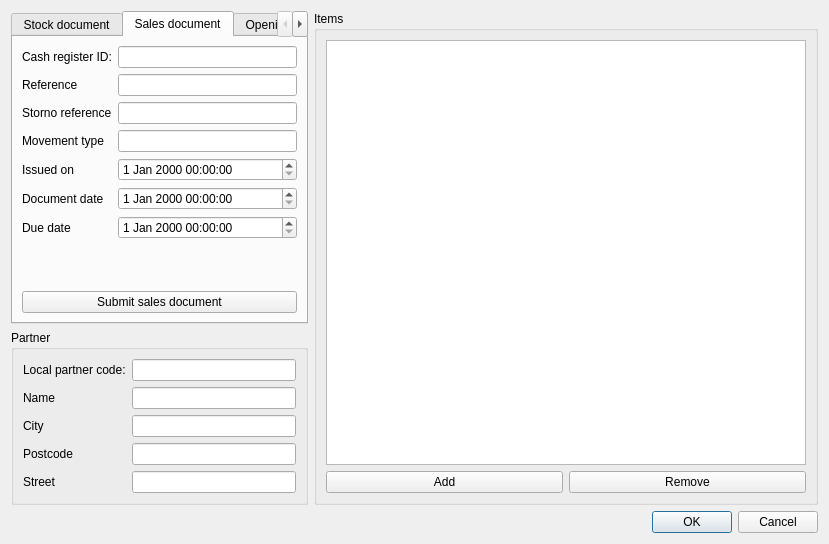
Old version of the form dialogndnmovementtester.ui in the repository martonmiklos/ndn_tester.
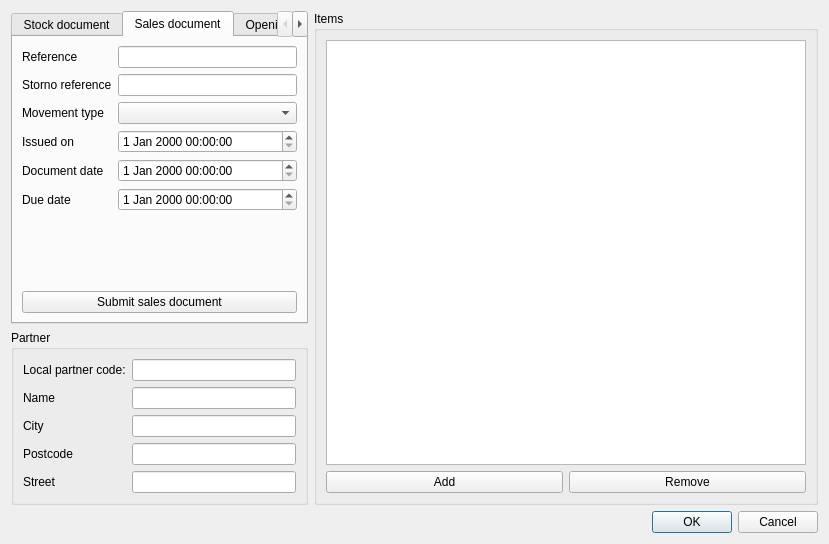
New version of the form. Custom widgets are drawn as their Qt base class.

Commit message: - Working on sales document upload - Movement tester add product dialog fills the latest price

What changed in the file:
```diff
--- a/dialogndnmovementtester.ui
+++ b/dialogndnmovementtester.ui
@@ -139,75 +139,85 @@
           <enum>QFormLayout::AllNonFixedFieldsGrow</enum>
          </property>
          <item row="0" column="0">
-          <widget class="QLabel" name="cashRegisterIDLabel">
-           <property name="text">
-            <string>Cash register ID:</string>
-           </property>
-          </widget>
-         </item>
-         <item row="0" column="1">
-          <widget class="QLineEdit" name="cashRegisterIDLineEdit"/>
-         </item>
-         <item row="1" column="0">
           <widget class="QLabel" name="referenceLabel_2">
            <property name="text">
             <string>Reference</string>
            </property>
           </widget>
          </item>
-         <item row="1" column="1">
-          <widget class="QLineEdit" name="salesReferenceLineEdit"/>
+         <item row="0" column="1">
+          <widget class="QLineEdit" name="salesDocumentReferenceLineEdit"/>
          </item>
-         <item row="2" column="0">
+         <item row="1" column="0">
           <widget class="QLabel" name="stornoReferenceLabel_2">
            <property name="text">
             <string>Storno reference</string>
            </property>
           </widget>
          </item>
-         <item row="2" column="1">
+         <item row="1" column="1">
           <widget class="QLineEdit" name="salesStornoReferenceLineEdit"/>
          </item>
-         <item row="3" column="0">
+         <item row="2" column="0">
           <widget class="QLabel" name="movementTypeLabel_2">
            <property name="text">
             <string>Movement type</string>
            </property>
           </widget>
          </item>
-         <item row="3" column="1">
-          <widget class="QLineEdit" name="salesMovementTypeLineEdit"/>
-         </item>
-         <item row="4" column="0">
+         <item row="3" column="0">
           <widget class="QLabel" name="issuedOnLabel_2">
            <property name="text">
             <string>Issued on</string>
            </property>
           </widget>
          </item>
-         <item row="4" column="1">
-          <widget class="QDateTimeEdit" name="salesIssuedOnDateTimeEdit"/>
+         <item row="3" column="1">
+          <widget class="QDateTimeEdit" name="salesDocumentIssuedOnDateTimeEdit"/>
          </item>
-         <item row="5" column="0">
+         <item row="4" column="0">
           <widget class="QLabel" name="documentDateLabel_2">
            <property name="text">
             <string>Document date</string>
            </property>
           </widget>
          </item>
-         <item row="5" column="1">
+         <item row="4" column="1">
           <widget class="QDateTimeEdit" name="salesDocumentDateDateTimeEdit"/>
          </item>
-         <item row="6" column="0">
+         <item row="5" column="0">
           <widget class="QLabel" name="dueDateLabel">
            <property name="text">
             <string>Due date</string>
            </property>
           </widget>
          </item>
-         <item row="6" column="1">
+         <item row="5" column="1">
           <widget class="QDateTimeEdit" name="dueDateDateTimeEdit"/>
          </item>
+         <item row="6" column="1">
+          <spacer name="verticalSpacer">
+           <property name="orientation">
+            <enum>Qt::Vertical</enum>
+           </property>
+           <property name="sizeHint" stdset="0">
+            <size>
+             <width>20</width>
+             <height>40</height>
+            </size>
+           </property>
+          </spacer>
+         </item>
+         <item row="2" column="1">
+          <widget class="NDNMovementTypeComboBox" name="salesDocumentMovementTypecomboBox">
+           <property name="maximumSize">
+            <size>
+             <width>256</width>
+             <height>16777215</height>
+            </size>
+           </property>
+          </widget>
+         </item>
         </layout>
        </item>
        <item row="1" column="0">
@@ -386,6 +396,18 @@
    </item>
   </layout>
  </widget>
+ <customwidgets>
+  <customwidget>
+   <class>NDNReasonCodeComboBox</class>
+   <extends>QComboBox</extends>
+   <header>../ndnwidgets.h</header>
+  </customwidget>
+  <customwidget>
+   <class>NDNMovementTypeComboBox</class>
+   <extends>QComboBox</extends>
+   <header>../ndnwidgets.h</header>
+  </customwidget>
+ </customwidgets>
  <resources/>
  <connections>
   <connection>
```
Left out of the diff: 26 changed lines with no effect on the pictures. The commit also changes 16 other files.
